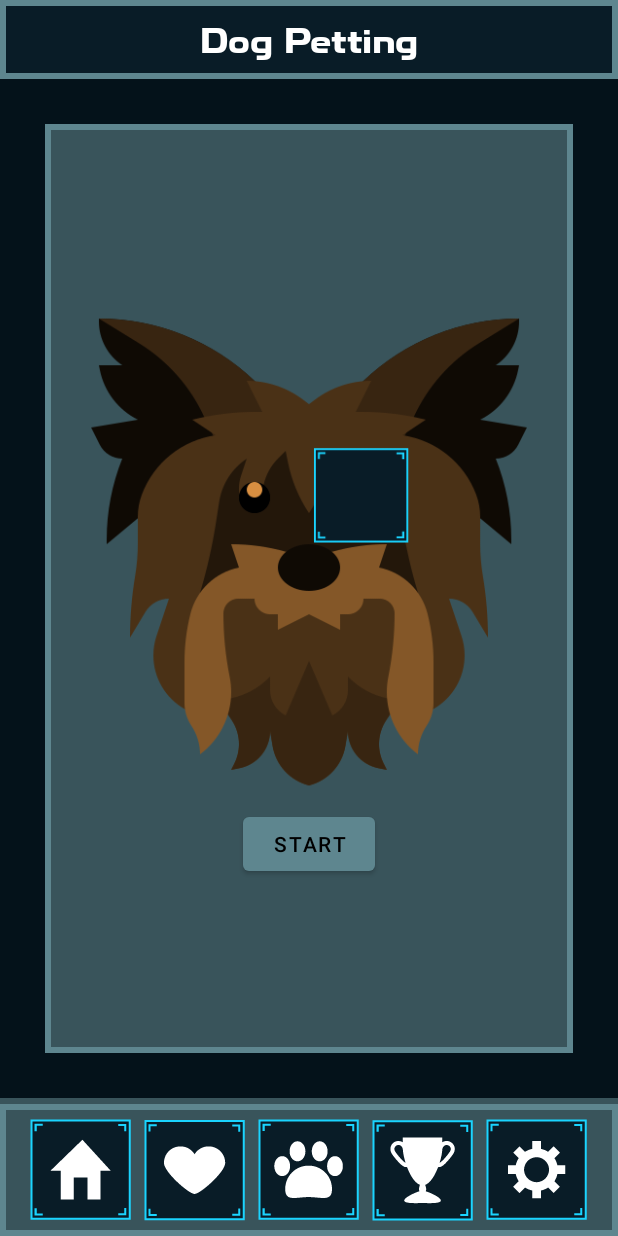
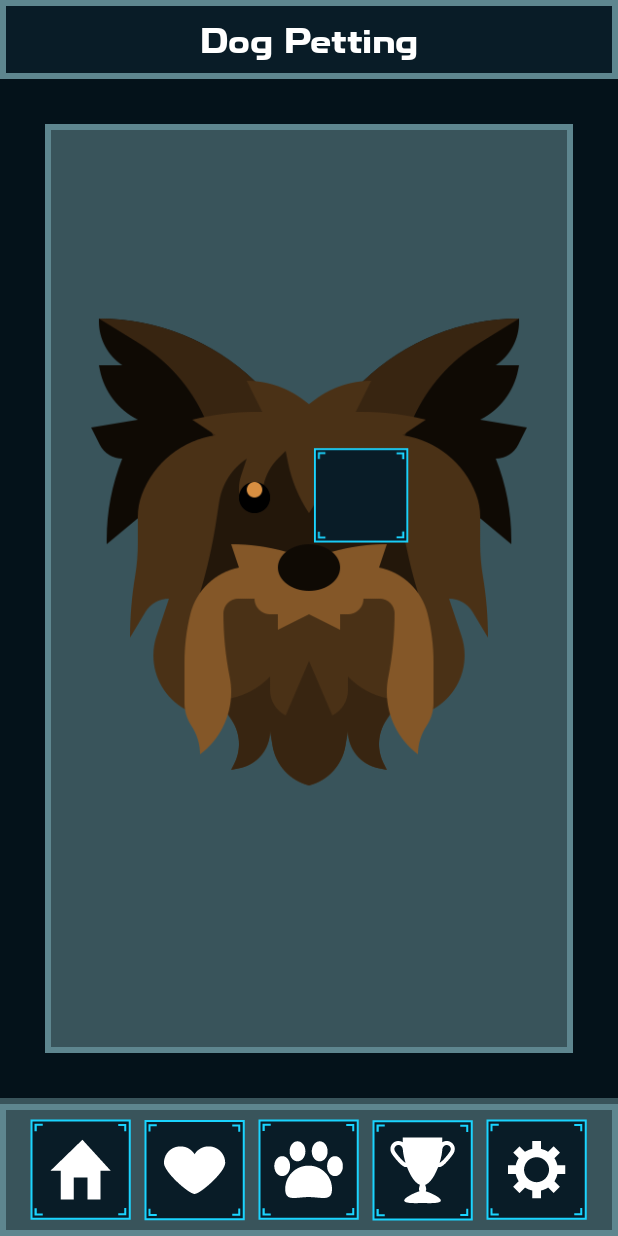
Before and after one commit to Lertos/project-yorkie, an Android app: the PettingPage screen opened directly, with no data from a screen before it, after a tap on "START", on a phone screen of 412 x 824 dp. Run offline under Robolectric (Android 15) with nearby library versions, the phone set to English and light mode, and no system bars.

Commit message:
Making the petting process work as expected

```diff
--- a/app/src/main/java/com/lertos/projectyorkie/PettingPage.java
+++ b/app/src/main/java/com/lertos/projectyorkie/PettingPage.java
@@ -2,6 +2,7 @@ package com.lertos.projectyorkie;
 
 import android.graphics.Rect;
 import android.os.Bundle;
+import android.util.Log;
 import android.view.View;
 import android.view.ViewTreeObserver;
 import android.widget.Button;
@@ -49,15 +50,23 @@ public class PettingPage extends AppCompatActivity {
 
     private void setOnClickListeners() {
         ((Button) findViewById(R.id.btnStartPetting)).setOnClickListener( v -> {
-            Random rng = new Random();
-            int xPos = rng.nextInt(xEnd - xStart) + xStart;
-            int yPos = rng.nextInt(yEnd - yStart) + yStart;
+            moveClickSquare();
+            v.setVisibility(View.INVISIBLE);
+            focusButton.setVisibility(View.VISIBLE);
+        });
 
-            //TODO: This needs to be so the start button begins the round and each click randomly moves the button
-            focusButton.setX(xPos);
-            focusButton.setY(yPos);
-            focusButton.setVisibility(View.VISIBLE);
+        ((ImageButton) findViewById(R.id.btnPettingFocus)).setOnClickListener( v -> {
+            moveClickSquare();
         });
     }
 
+    private void moveClickSquare() {
+        Random rng = new Random();
+        int xPos = rng.nextInt(xEnd - xStart) + xStart;
+        int yPos = rng.nextInt(yEnd - yStart) + yStart;
+
+        focusButton.setX(xPos);
+        focusButton.setY(yPos);
+    }
+
 }
```
